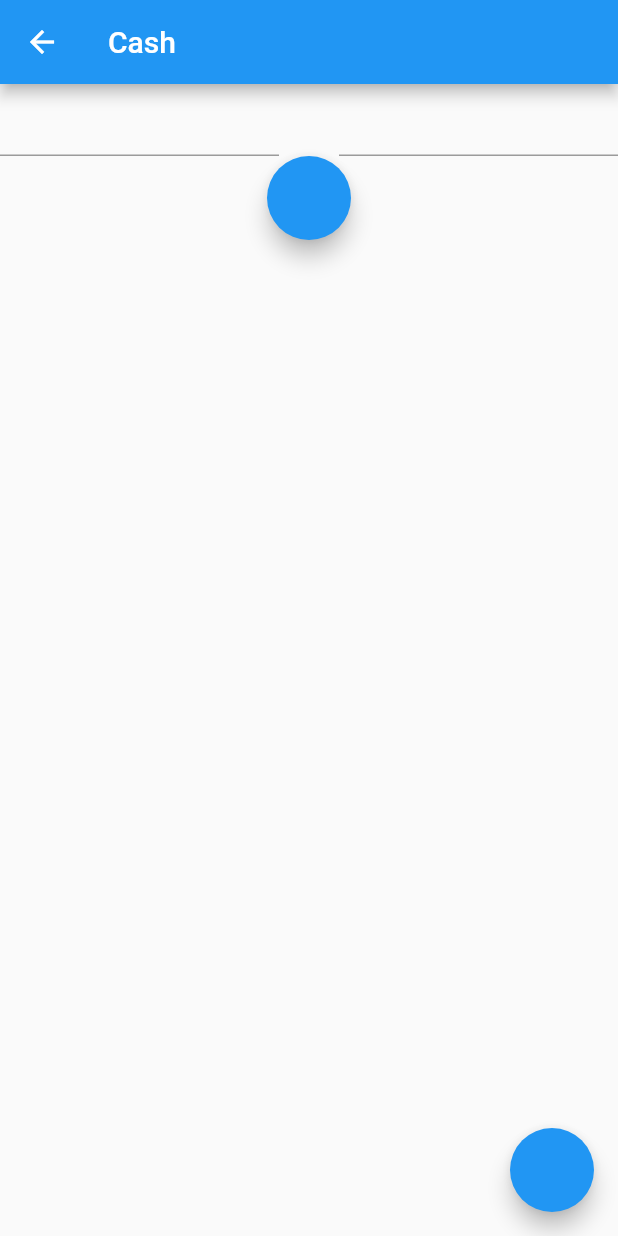
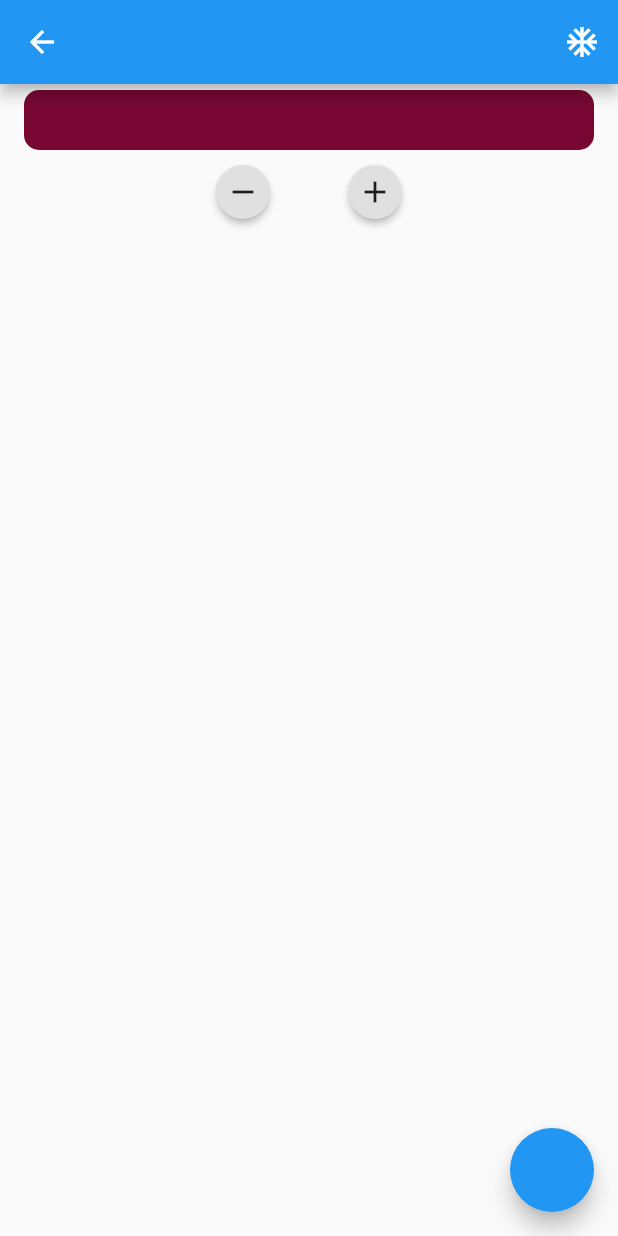
Before and after one commit to RobertKats/BreadSlice, a Flutter app: the screen it shows after launch, after a tap on "ForumPage", on a phone screen of 412 x 824 dp. Run offline on Flutter 3.47's test engine with Material 2 defaults, Android fonts, the phone set to English and light mode, and no system bars.

```diff
--- a/lib/main.dart
+++ b/lib/main.dart
@@ -1,14 +1,16 @@
+import 'package:breadslice/widgets/userField.dart';
 import 'package:flutter/material.dart';
-import 'package:breadslice/cashMoney.dart';
+//import 'package:breadslice/cashMoney.dart';
 import 'package:breadslice/testingPage.dart';
 import 'package:breadslice/widgets/itemField.dart';
+import 'package:breadslice/myForum.dart';
 
 void main() => runApp(MyApp());
 
 class MyApp extends StatelessWidget {
   final routes = <String, WidgetBuilder>{
     '/': (BuildContext context) => new Router(),
-    '/ItemField': (BuildContext context) => new ItemField(),
+    '/ItemField': (BuildContext context) => new UserField(),
     '/forum': (BuildContext context) => new MyForum(),
   };
   // This widget is the root of your application.
--- /dev/null
+++ b/lib/myForum.dart
@@ -0,0 +1,168 @@
+import 'package:flutter/material.dart';
+import 'package:breadslice/widgets/itemField.dart';
+import 'package:breadslice/widgets/userField.dart';
+
+
+class MyForum extends StatefulWidget{
+  @override
+  State<StatefulWidget> createState() => MyForumState();
+
+}
+class MyForumState extends State<MyForum>{
+
+  List<ItemField> items = new List<ItemField>();
+  Map<ItemField,List<UserField>> subList = Map<ItemField,List<UserField>>();
+  @override
+  void initState() {
+    var item = new TextEditingController();
+    var price = new TextEditingController();
+    var first = ItemField(item: item, price: price,);
+    items.add(first);
+     var sublistone =new List<UserField>();
+    //sublistone.add(new UserField(price:  new TextEditingController() ,user: new TextEditingController()));
+    subList[first] = sublistone;
+
+
+    super.initState();
+  }
+  void _update(){
+        Calculations(items,subList).calculate();
+        // setState(() {
+
+        // });
+  }
+  @override
+  Widget build(BuildContext context) {
+    print("update");
+    _update();
+    //_update();
+    return Scaffold(
+      appBar: AppBar(
+        actions: <Widget>[
+          IconButton(
+            icon: Icon(Icons.ac_unit),
+            onPressed: (){
+                _update();
+                setState(() {});
+            },
+          ),
+        ],
+      ),
+      body: _mainList(),
+      floatingActionButton: FloatingActionButton(
+        onPressed: (){
+          var item = new TextEditingController();
+          var price = new TextEditingController();
+          var itemObj = ItemField(item: item, price: price,);
+          items.add(itemObj);
+          subList[itemObj] = new List<UserField>();
+          setState(() {
+          });
+        },
+        ),
+    );
+  }
+
+  Widget _body(int i){
+    return Column(
+        children: <Widget>[
+          Padding( padding: EdgeInsets.all(2),),
+          Center (child: items[i]),
+          Padding( padding: EdgeInsets.all(2),),
+          Center (child:_subList(items[i])),
+        ],
+    );
+  }
+  Widget _subList(ItemField item){
+      return ListView.builder(
+        shrinkWrap: true,
+        physics: ClampingScrollPhysics(),
+        itemBuilder:(context,i){
+          if( subList[item].length== i){
+            //print("boop");
+            return Row(
+              mainAxisAlignment: MainAxisAlignment.center,
+              children: <Widget>[
+                RaisedButton(
+                  shape: CircleBorder(),
+                  child: Icon(Icons.remove),
+                  onPressed: (){
+                    if(subList[item].length != 0)
+                      subList[item].removeLast();
+                      setState(() { });
+                  },
+                ),
+
+                RaisedButton(
+                  shape: CircleBorder(),
+                  child: Icon(Icons.add),
+                  onPressed: (){
+                      subList[item].add(new UserField(user: new TextEditingController(), price: new TextEditingController(),));
+                      setState(() { });
+                  },
+                ),
+              ],
+            );
+
+          }
+         return Column(
+           children: <Widget>[
+              Padding( padding: EdgeInsets.all(1),),
+              (subList[item])[i],
+              // Dismissible(
+              //   key: ValueKey(UniqueKey().toString()) ,
+              //   child: (subList[item])[i] ,
+              //   onDismissed: (v){
+              //     print("I RAN");
+              //     // var a = subList[item].remove((subList[item])[i]);
+              //     // print(a);
+              //     setState(() {
+              //     var a = subList[item].remove((subList[item])[i]);
+              //     print(a);
+              //     });
+              //   },
+              // ),
+
+           ],
+           );
+        },
+        itemCount: subList[item].length+1,
+      );
+  }
+  Widget _mainList(){
+      return ListView.builder(
+        itemBuilder: (context,i){
+          if(items.length == i){
+            //print("boop");
+            return null;
+          }
+            return _body(i);
+        },
+        itemCount: items.length+1,
+      );
+  }
+
+}
+
+class Calculations{
+
+  List<ItemField> items;
+  Map<ItemField,List<UserField>> subList;
+  Calculations(this.items,this.subList);
+
+  void calculate(){
+      for (var item in items) {
+        int userCount = subList[item].length;
+        if(item.price.text == null || item.price.text == ""){
+          return;
+        }
+        var price = double.parse(item.price.text)/userCount;
+        //item.item.text = "ha";
+        for (var user in subList[item]) {
+           // user = new UserField(user: user.user,price: user.price,);
+             user.price.text = price.toString();
+        }
+      }
+  }
+
+}
--- a/lib/widgets/itemField.dart
+++ b/lib/widgets/itemField.dart
@@ -7,27 +7,20 @@ import 'package:flutter/material.dart';
 
 class ItemField extends StatelessWidget {
 
-    ItemField({TextEditingController item, TextEditingController price});
-
+    final TextEditingController item;
+    final TextEditingController price;
+    ItemField({
+      this.item,
+      this.price
+      });
+      //assert(item != null),
+    //  assert(price != null);
+     // item = new TextEditingController(),
+      //price = new TextEditingController();
 
   @override
   Widget build(BuildContext context) {
-    return Design(
-      testingWidget: Column(
-        crossAxisAlignment: CrossAxisAlignment.center,
-        //mainAxisAlignment: MainAxisAlignment.center,
-        children: <Widget>[
-          Padding(padding: EdgeInsets.all(10),),
-          Center(child:_fip()),
-          Padding(padding: EdgeInsets.all(10),),
-          Center(child:_fip()),
-          Padding(padding: EdgeInsets.all(10),),
-          Center(child:_fip()),
-          Padding(padding: EdgeInsets.all(10),),
-          Center(child:_fip()),
-          ],
-      ),
-    );
+    return _fip();
   }
   Widget _fip(){
       return Container(
@@ -70,6 +63,7 @@ class ItemField extends StatelessWidget {
         ),
       color: Color(0xFF770732),
       child: TextField(
+        controller: item,
         style: TextStyle(
           color: Colors.white
         ),
@@ -92,6 +86,7 @@ class ItemField extends StatelessWidget {
         ),
           color: Color(0xFF770732),
           child: TextField(
+            controller: price,
             keyboardType: TextInputType.number,
             style: TextStyle(
              color: Colors.white
```
Also changed, not shown: lib/editin.dart (added, +150 -0 lines), lib/widgets/userField.dart (+98 -2 lines).
